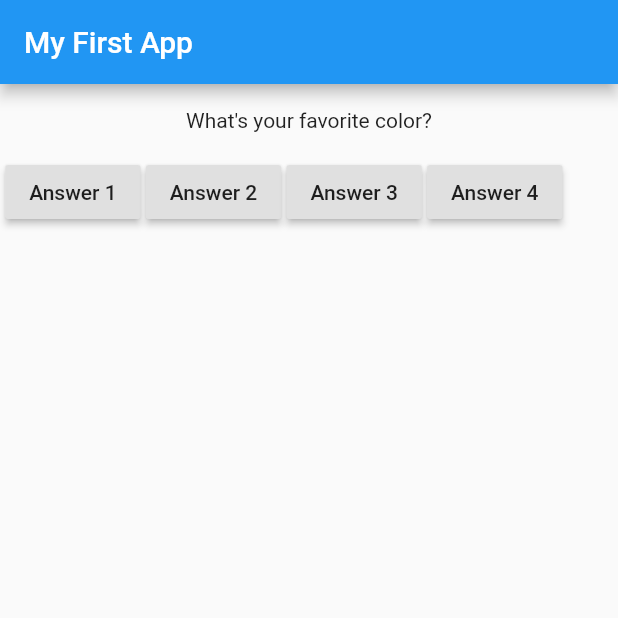
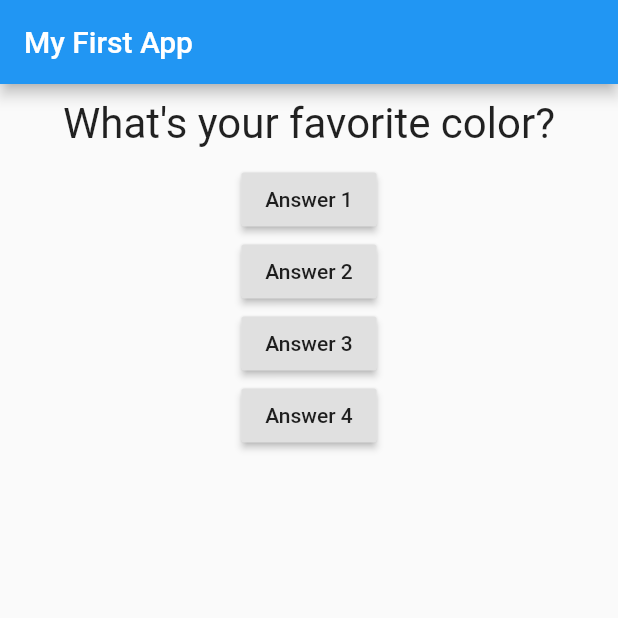
Before and after one commit to bintangDiyantoro/learnflutter, a Flutter app: the screen it shows after launch, on a phone screen of 412 x 824 dp, the top half of it. Run offline on Flutter 3.47's test engine with Material 2 defaults, Android fonts, the phone set to English and light mode, and no system bars.

Commit message:
Widget styling, container, margin etc
4:06:10

```diff
--- a/lib/main.dart
+++ b/lib/main.dart
@@ -40,37 +40,37 @@ class _MyFirstAppState extends State<MyFirstApp> {
         ),
         body: Column(
           children: [
-            Text(''),
+            // Text(''),
             Question(this.questions2[_questionIndex]),
-            Text(''),
-            Row(
-              children: [
-                Text(' '),
+            // Text(''),
+            // Row(
+            //   children: [
+                // Text(' '),
                 RaisedButton(
                   child: Text('Answer 1'),
                   onPressed: _answerQuestion,
                 ),
-                Text(' '),
+                // Text(' '),
                 RaisedButton(
                   child: Text('Answer 2'),
                   onPressed: () => print('Answer 2 chosen'),
                 ),
-                Text(' '),
+                // Text(' '),
                 RaisedButton(
                   child: Text('Answer 3'),
                   onPressed: () {
                     print('Answer 3 chosen');
                   },
                 ),
-                Text(' '),
+                // Text(' '),
                 RaisedButton(
                   child: Text('Answer 4'),
                   onPressed: () {
                     print('Answer 4 chosen');
                   },
                 ),
-              ],
-            ),
+            //   ],
+            // ),
           ],
         ),
       ),
--- a/lib/question.dart
+++ b/lib/question.dart
@@ -5,6 +5,14 @@ class Question extends StatelessWidget {
   Question(this.questionText);
   @override
   Widget build(BuildContext context) {
-    return Text(questionText);
+    return Container(
+      width: double.infinity,
+      margin: EdgeInsets.all(10),
+      child: Text(
+        questionText,
+        style: TextStyle(fontSize: 28),
+        textAlign: TextAlign.center,
+      ),
+    );
   }
 }
```
